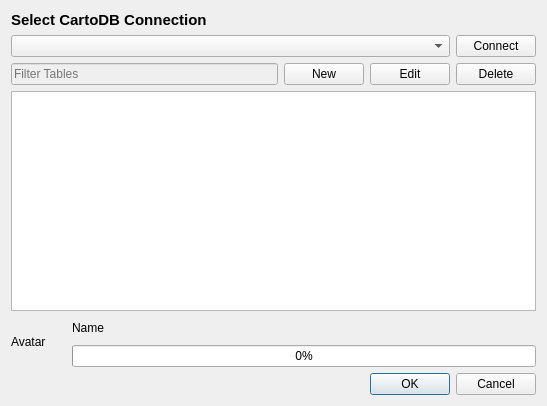
Before: the Qt Designer form ui/UI_CartoDBPlugin.ui in gkudos/qgis-cartodb, drawn with Qt 5.
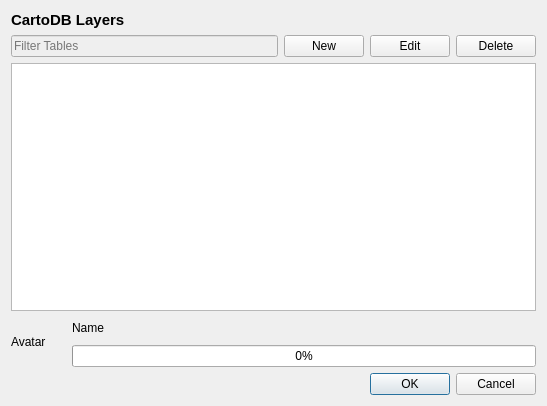
After: the same form once the commit is applied.

Patch:
```diff
--- a/ui/UI_CartoDBPlugin.ui
+++ b/ui/UI_CartoDBPlugin.ui
@@ -24,46 +24,10 @@
       </font>
      </property>
      <property name="text">
-      <string>Select CartoDB Connection</string>
+      <string>CartoDB Layers</string>
      </property>
     </widget>
    </item>
-   <item>
-    <layout class="QHBoxLayout" name="connectLayout">
-     <property name="sizeConstraint">
-      <enum>QLayout::SetDefaultConstraint</enum>
-     </property>
-     <item>
-      <widget class="QComboBox" name="connectionList">
-       <property name="sizePolicy">
-        <sizepolicy hsizetype="Preferred" vsizetype="Fixed">
-         <horstretch>1</horstretch>
-         <verstretch>0</verstretch>
-        </sizepolicy>
-       </property>
-       <property name="maximumSize">
-        <size>
-         <width>16777215</width>
-         <height>16777215</height>
-        </size>
-       </property>
-      </widget>
-     </item>
-     <item>
-      <widget class="QPushButton" name="connectBT">
-       <property name="sizePolicy">
-        <sizepolicy hsizetype="Minimum" vsizetype="Fixed">
-         <horstretch>0</horstretch>
-         <verstretch>0</verstretch>
-        </sizepolicy>
-       </property>
-       <property name="text">
-        <string>Connect</string>
-       </property>
-      </widget>
-     </item>
-    </layout>
-   </item>
    <item>
     <layout class="QHBoxLayout" name="searchLayout">
      <item>
```
